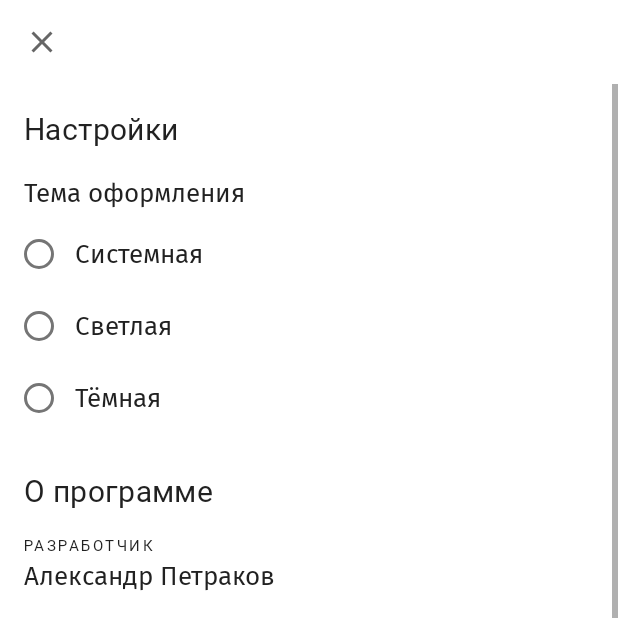
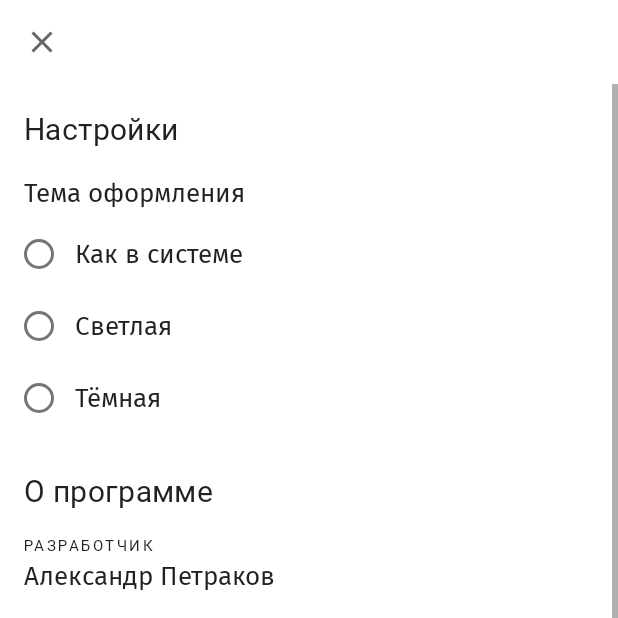
Before and after one commit to alex-petrakov/ZhiShi, an Android app: the fragment AboutFragment placed in its activity, on a phone screen of 412 x 824 dp, the top half of it. Run offline under Robolectric (Android 15) with nearby library versions, the phone set to English and light mode, and no system bars; our stand-ins replace Dagger/Hilt's generated code; libraries missing offline, so code that uses them is left out: com.fredporciuncula.flow, com.github.terrakok.cicerone; 3 statements that could not run were skipped.

Commit message:
Allow to manually switch app themes

```diff
--- a/app/build.gradle
+++ b/app/build.gradle
@@ -92,6 +92,8 @@ dependencies {
     implementation "com.squareup.moshi:moshi:$moshi_version"
     kapt "com.squareup.moshi:moshi-kotlin-codegen:$moshi_version"
 
+    implementation 'com.fredporciuncula:flow-preferences:1.6.0'
+
     implementation 'com.github.terrakok:cicerone:7.1'
 
     implementation 'com.jakewharton.timber:timber:5.0.1'
--- a/app/src/main/java/me/alex/pet/apps/zhishi/App.kt
+++ b/app/src/main/java/me/alex/pet/apps/zhishi/App.kt
@@ -4,11 +4,16 @@ import android.app.Application
 import com.google.firebase.analytics.FirebaseAnalytics
 import com.google.firebase.crashlytics.FirebaseCrashlytics
 import dagger.hilt.android.HiltAndroidApp
+import me.alex.pet.apps.zhishi.domain.settings.ThemeManager
 import timber.log.Timber
+import javax.inject.Inject
 
 @Suppress("unused") // Used in AndroidManifest.xml
 @HiltAndroidApp
 class App : Application() {
+
+    @Inject
+    lateinit var themeManager: ThemeManager
 
     override fun onCreate() {
         super.onCreate()
--- /dev/null
+++ b/app/src/main/java/me/alex/pet/apps/zhishi/domain/settings/ThemeManager.kt
@@ -0,0 +1,10 @@
+package me.alex.pet.apps.zhishi.domain.settings
+
+import kotlinx.coroutines.flow.Flow
+
+interface ThemeManager {
+
+    fun getThemeSwitchingModeFlow(): Flow<ThemeSwitchingMode>
+
+    var themeSwitchingMode: ThemeSwitchingMode
+}
--- /dev/null
+++ b/app/src/main/java/me/alex/pet/apps/zhishi/presentation/about/AboutViewModel.kt
@@ -0,0 +1,21 @@
+package me.alex.pet.apps.zhishi.presentation.about
+
+import androidx.lifecycle.ViewModel
+import androidx.lifecycle.asLiveData
+import dagger.hilt.android.lifecycle.HiltViewModel
+import me.alex.pet.apps.zhishi.domain.settings.ThemeManager
+import me.alex.pet.apps.zhishi.domain.settings.ThemeSwitchingMode
+import javax.inject.Inject
+
+@HiltViewModel
+class AboutViewModel @Inject constructor(private val themeManager: ThemeManager) : ViewModel() {
+
+    val themeSwitchingMode = themeManager.getThemeSwitchingModeFlow().asLiveData()
+
+    fun onChangeThemeSwitchingMode(desiredThemeSwitchingModel: ThemeSwitchingMode) {
+        if (desiredThemeSwitchingModel == themeSwitchingMode.value) {
+            return
+        }
+        themeManager.themeSwitchingMode = desiredThemeSwitchingModel
+    }
+}
--- a/app/src/main/res/layout/fragment_about.xml
+++ b/app/src/main/res/layout/fragment_about.xml
@@ -58,7 +58,7 @@
                     android:id="@+id/theme_system_radio_btn"
                     android:layout_width="match_parent"
                     android:layout_height="wrap_content"
-                    android:text="@string/about_theme_system" />
+                    android:text="@string/about_theme_follow_system" />
 
                 <RadioButton
                     android:id="@+id/theme_light_radio_btn"
--- a/app/src/main/res/values/strings.xml
+++ b/app/src/main/res/values/strings.xml
@@ -37,7 +37,7 @@
     <string name="feedback_email_body_template">Версия приложения: %s\nУстройство: %s\nВерсия ОС: %s\nЯзык: %s</string>
     <string name="about_settings_title">Настройки</string>
     <string name="about_theme">Тема оформления</string>
-    <string name="about_theme_system">Системная</string>
+    <string name="about_theme_follow_system">Как в системе</string>
     <string name="about_theme_light">Светлая</string>
     <string name="about_theme_dark">Тёмная</string>
 </resources>
```
Also changed, not shown: app/src/main/java/me/alex/pet/apps/zhishi/data/settings/ThemeManagerImpl.kt (added, +66 -0 lines), app/src/main/java/me/alex/pet/apps/zhishi/di/SettingsDiModule.kt (added, +16 -0 lines), app/src/main/java/me/alex/pet/apps/zhishi/domain/settings/ThemeSwitchingMode.kt (added, +13 -0 lines), app/src/main/java/me/alex/pet/apps/zhishi/presentation/about/AboutFragment.kt (+43 -0 lines).
